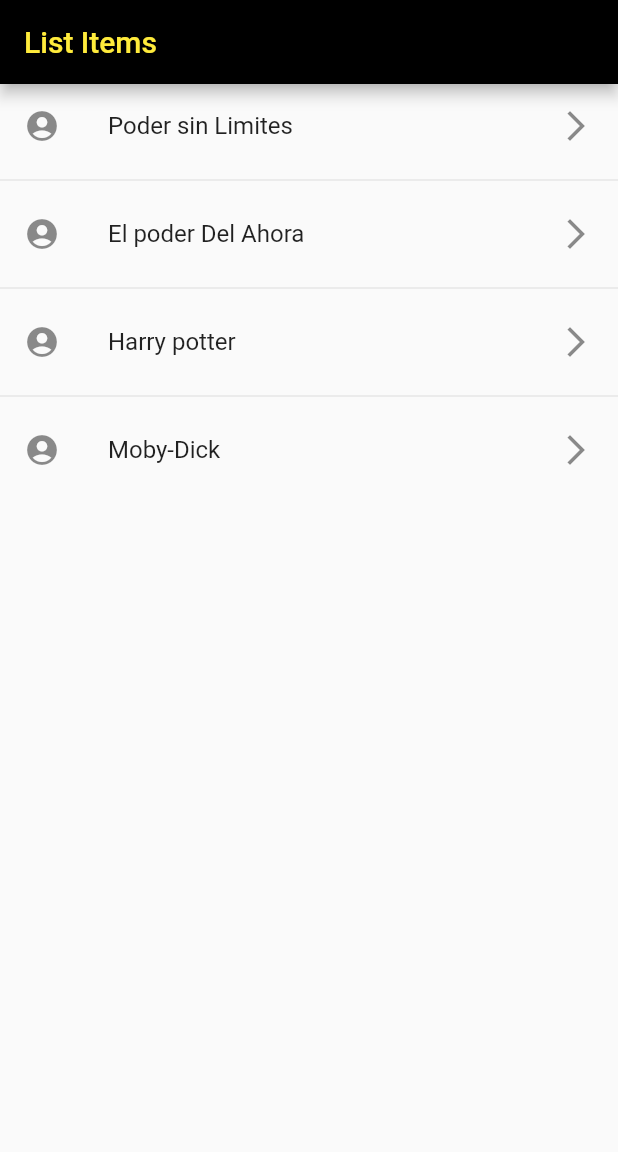
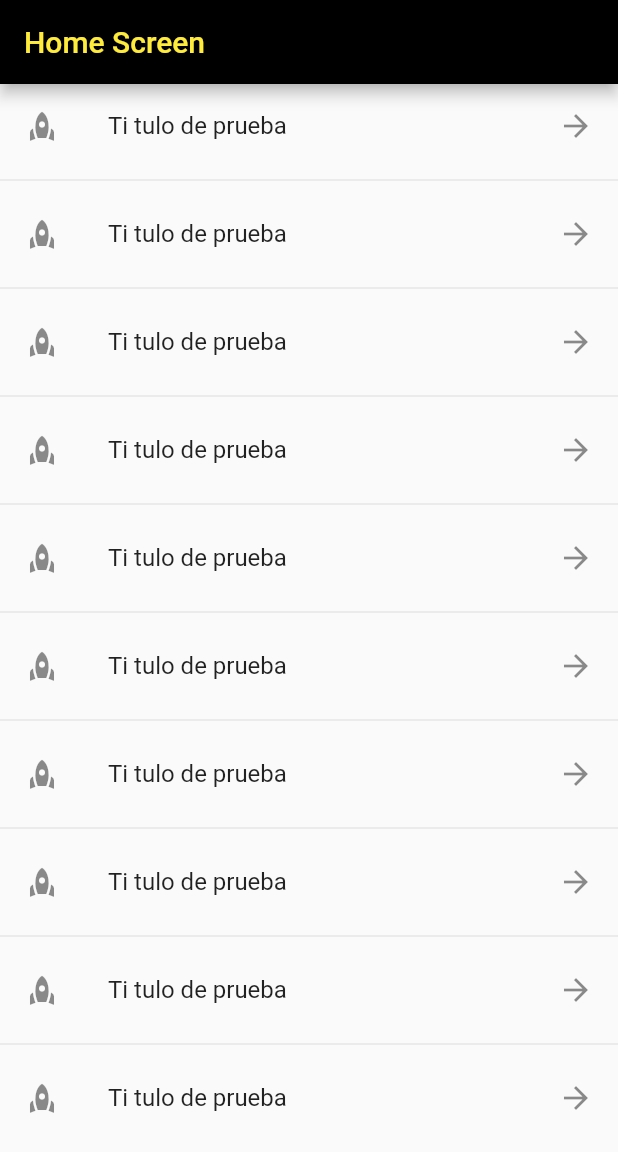
Before and after one commit to Abdielcoder/flutterSnippets, a Flutter app: the screen it shows after launch, on a phone screen of 412 x 824 dp. Shown: the top 1152 px of the screen. Run offline on Flutter 3.47's test engine with Material 2 defaults, Android fonts, the phone set to English and light mode, and no system bars; our stand-ins replace new_gradient_app_bar.

Commit message:
SNP05 - LIST NAVIGATION

```diff
--- a/components/lib/main.dart
+++ b/components/lib/main.dart
@@ -1,5 +1,6 @@
+import 'package:components/screens/screens.dart';
 import 'package:flutter/material.dart';
-import 'package:components/screens/listview2_screen.dart';
+
 
 
 void main() {
@@ -11,10 +12,16 @@ class MyApp extends StatelessWidget {
 
   @override
   Widget build(BuildContext context) {
-    return const MaterialApp(
+    return  MaterialApp(
       debugShowCheckedModeBanner: false,
       title: 'Welcome to Flutter',
-      home: ListView2Screen(),
+      //home: ListView2Screen(),
+      initialRoute: 'HomePage',
+      routes: {
+        'listPage1': (BuildContext context) => const ListView1Screen(),
+        'listPage2': (BuildContext context) => const ListView2Screen(),
+        'HomePage' : (BuildContext context) => const HomeScreen(),
+      },
     );
   }
 }
--- /dev/null
+++ b/components/lib/screens/home_screen.dart
@@ -0,0 +1,34 @@
+import 'package:flutter/material.dart';
+
+void main() {
+  runApp(const HomeScreen());
+}
+
+class HomeScreen extends StatelessWidget {
+  const HomeScreen({super.key});
+
+  @override
+  Widget build(BuildContext context) {
+    return MaterialApp(
+      debugShowCheckedModeBanner: false,
+      home: Scaffold(
+        appBar: AppBar(
+          title: const Text('Home Screen',style: TextStyle(color: Colors.yellow),),
+          backgroundColor: Colors.black,
+        ),
+        body:  ListView.separated(
+            separatorBuilder: (context, index) => const Divider(),
+            itemCount: 10,
+            itemBuilder: (_, __) =>   ListTile(
+                    leading:  const Icon(Icons.rocket),
+                    title:    const Text('Ti tulo de prueba'),
+                    trailing: const  Icon(Icons.arrow_forward),
+                    onTap: () {
+                      Navigator.pushNamed(context, 'listPage1');
+                    },
+        ),
+      ),
+    )
+    );
+  }
+}
--- /dev/null
+++ b/components/lib/screens/screens.dart
@@ -0,0 +1,3 @@
+export 'package:components/screens/listview1_screen.dart';
+export 'package:components/screens/listview2_screen.dart';
+export 'package:components/screens/home_screen.dart';
```
